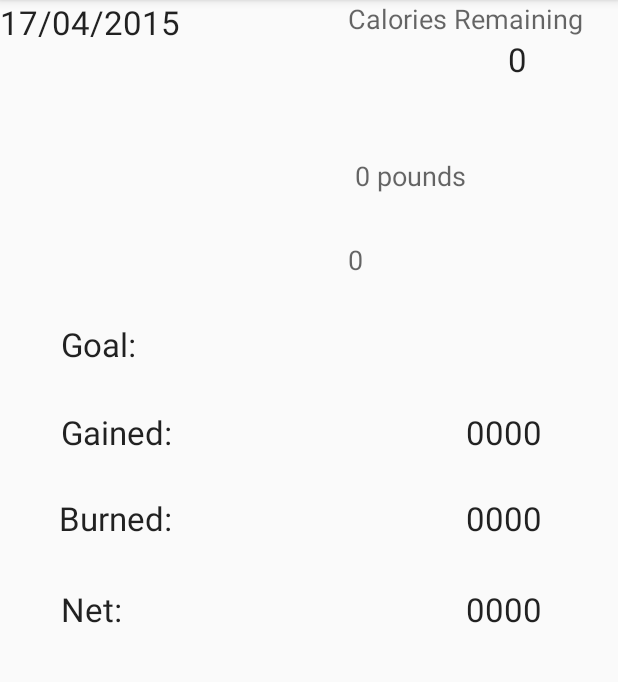
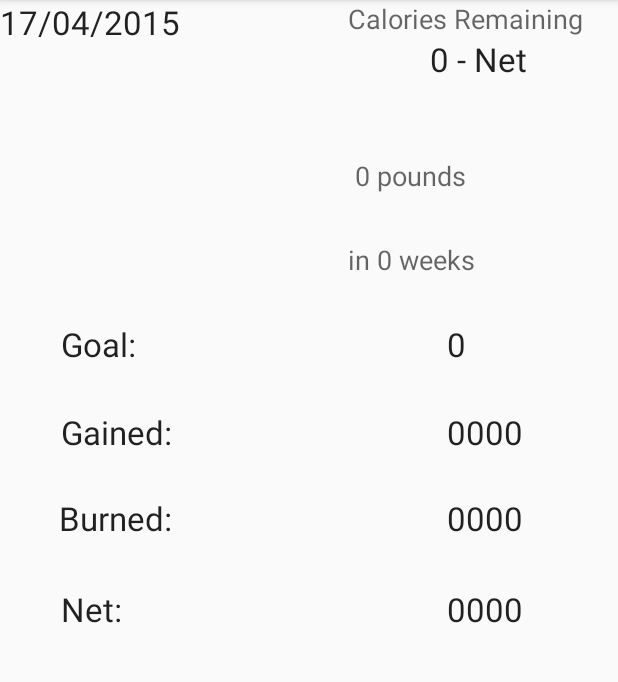
Before and after one commit to pmalavia/FitByte, an Android app: the Homepage screen opened directly, with no data from a screen before it, on a phone screen of 412 x 824 dp, the part 84-766 px from its top. Run offline under Robolectric (Android 15) with nearby library versions, the phone set to English and light mode, and no system bars; 2 statements that could not run were skipped.

Commit message:
Internal data
hopefully it works

```diff
--- a/app/src/main/java/com/example/fitbyte/fitbyte/Homepage.java
+++ b/app/src/main/java/com/example/fitbyte/fitbyte/Homepage.java
@@ -21,6 +21,7 @@ public class Homepage extends MenuNavigation {
     private TextView calBurned;
     private TextView net;
     private ImageView profilePicture;
+    private   int caloriegoal;
 
     protected void onCreate(Bundle savedInstanceState) {
         super.onCreate(savedInstanceState);
@@ -36,6 +37,61 @@ public class Homepage extends MenuNavigation {
         calBurned = (TextView) findViewById(R.id.tvCalBurned);
         net = (TextView) findViewById(R.id.tvNet);
         profilePicture = (ImageView) findViewById(R.id.profilePicture);
+//----------------------------- calorie goal ----------------------------------------------------
+        SharedPreferences profileInfo = getSharedPreferences("UserInfo", Context.MODE_PRIVATE);
+        SharedPreferences.Editor editor = profileInfo.edit();
+        double bmr;
+        int tdee =0 ;
+        double ppw;
+        int dailyvarcals;
+        if(profileInfo.getString("Usergender", "").equalsIgnoreCase("Male")){
+            bmr =  ((65 + (6.23*profileInfo.getInt("Userweight", 0)) + (12.7*profileInfo.getInt("Userheight", 0)) - (6.8*profileInfo.getInt("Userage", 0))) +0.5);
+        }
+        else{
+            bmr =  ((655 + (4.35*profileInfo.getInt("Userweight", 0)) + (4.7*profileInfo.getInt("Userheight", 0)) - (4.7*profileInfo.getInt("Userage", 0))) +0.5);
+        }
+
+        String x = profileInfo.getString("Useractivitylevel", "");
+        switch(x){
+            case "S":
+                tdee = (int)((bmr * 1.2) + 0.5);
+                break;
+            case "LA":
+                tdee = (int)((bmr * 1.375) + 0.5);
+                break;
+            case "MA":
+                tdee = (int)((bmr * 1.55) + 0.5);
+                break;
+            case "VA":
+                tdee = (int)((bmr * 1.725) + 0.5);
+                break;
+            case "s":
+                tdee = (int)((bmr * 1.2) + 0.5);
+                break;
+            case "la":
+                tdee = (int)((bmr * 1.375) + 0.5);
+                break;
+            case "ma":
+                tdee = (int)((bmr * 1.55) + 0.5);
+                break;
+            case "va":
+                tdee = (int)((bmr * 1.725) + 0.5);
+                break;
+        }
+
+        ppw = (profileInfo.getInt("Usergoalpounds", 0))/(profileInfo.getInt("Userweeks", 0));
+        dailyvarcals = (int)((ppw * 3500)/7);
+
+        if( profileInfo.getString("Usergoal", "").equalsIgnoreCase("Gain")){
+            caloriegoal = tdee + dailyvarcals;
+        }
+        else{
+            caloriegoal = tdee - dailyvarcals;
+        }
+        int t = (int) bmr;
+        editor.putInt("Caloriegoal", caloriegoal); //Saving caloriegoal for other classes, use this
+        //in order to get the result
+        editor.commit();
 
         setDisplay();//initialize
     }
@@ -57,14 +113,14 @@ public class Homepage extends MenuNavigation {
         name.setText(userInfo.getString("Username", "").toString()); //from memory
 
         //fullWeightGoal.setText(userInfo.getGainOrLose() + " Weight");
-        fullWeightGoal.setText(userInfo.getString("Usergoal","") + " " + userInfo1.getPoundsM() + " pounds" );
+        fullWeightGoal.setText(userInfo.getString("Usergoal","") + " " + Integer.toString(userInfo.getInt("Usergoalpounds", 0)) + " pounds" );
 
-        //goalTime.setText(userInfo.getStringWeeks() + " Weeks");
-        goalTime.setText(userInfo1.getGoalWeeks1()+"");
+        goalTime.setText("in " + Integer.toString(userInfo.getInt("Userweeks", 0)) + " weeks");
+        //goalTime.setText(userInfo1.getGoalWeeks1()+"");
 
-        dailyCalGoal.setText( userInfo.getString("calorieString", ""));
+        dailyCalGoal.setText( Integer.toString(userInfo.getInt("Caloriegoal", 1))); //tvGoal
 
-        caloriesRemaining.setText(userInfo1.getStringCalorieGoal());
+        caloriesRemaining.setText(Integer.toString(userInfo.getInt("Caloriegoal", 0)) + " - Net");
 
 
         EditProfile editProfile = new EditProfile();
@@ -76,4 +132,6 @@ public class Homepage extends MenuNavigation {
         }
 
     }
+
+
 }
--- a/app/src/main/java/com/example/fitbyte/fitbyte/UserProfile.java
+++ b/app/src/main/java/com/example/fitbyte/fitbyte/UserProfile.java
@@ -249,7 +249,7 @@ public class UserProfile extends Activity {
         editor.putString("Usergoal", editGoal.getText().toString());
         editor.putString("calorieString",getStringCalorieGoal());
         editor.commit();
-
+/**
         nameM = profileInfo.getString("Username", "");
         ageM = profileInfo.getInt("Userage", 1);
         heightM = profileInfo.getInt("Userheight", 1);
@@ -260,7 +260,7 @@ public class UserProfile extends Activity {
         poundsM = profileInfo.getInt("UserGoalPounds", 1);
         goalM = profileInfo.getString("UserGainOrLose", "");
         caloriesM = profileInfo.getString("calorieString", "");
-
+*/
 
         // CALORIE CALCULATIONS -------------------------------------------------------------------
 
@@ -297,6 +297,7 @@ public class UserProfile extends Activity {
             caloriegoal = tdee - dailyvarcals;
         }
     }
+
 
     public String getName1() {
         return nameM;
```
